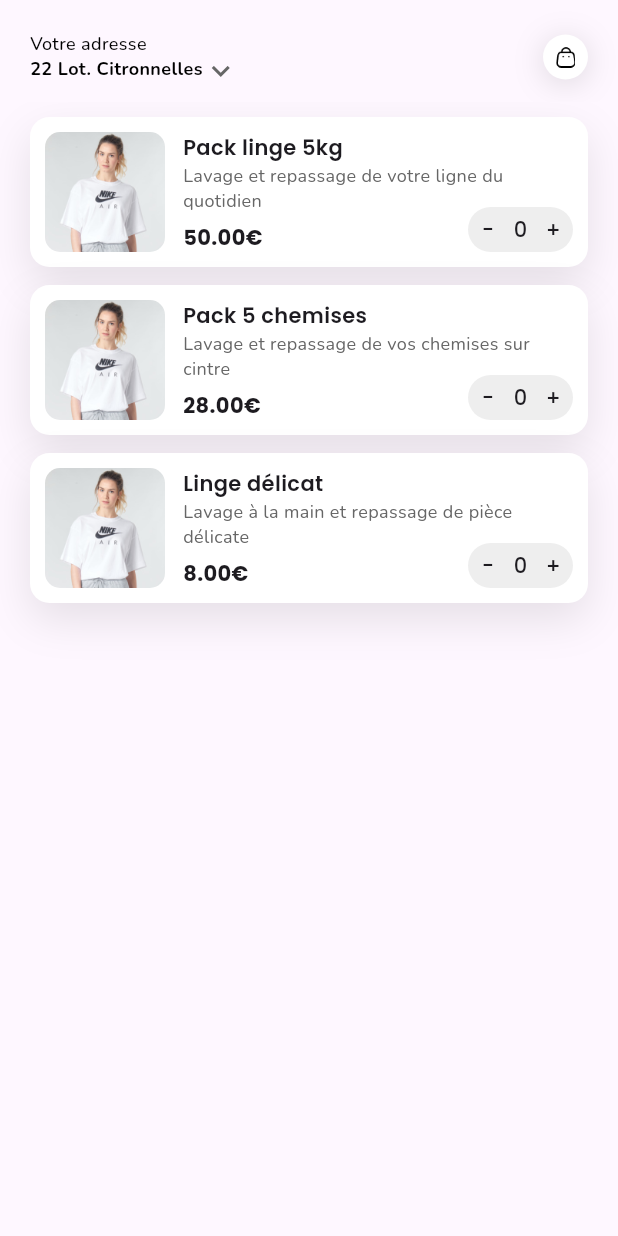
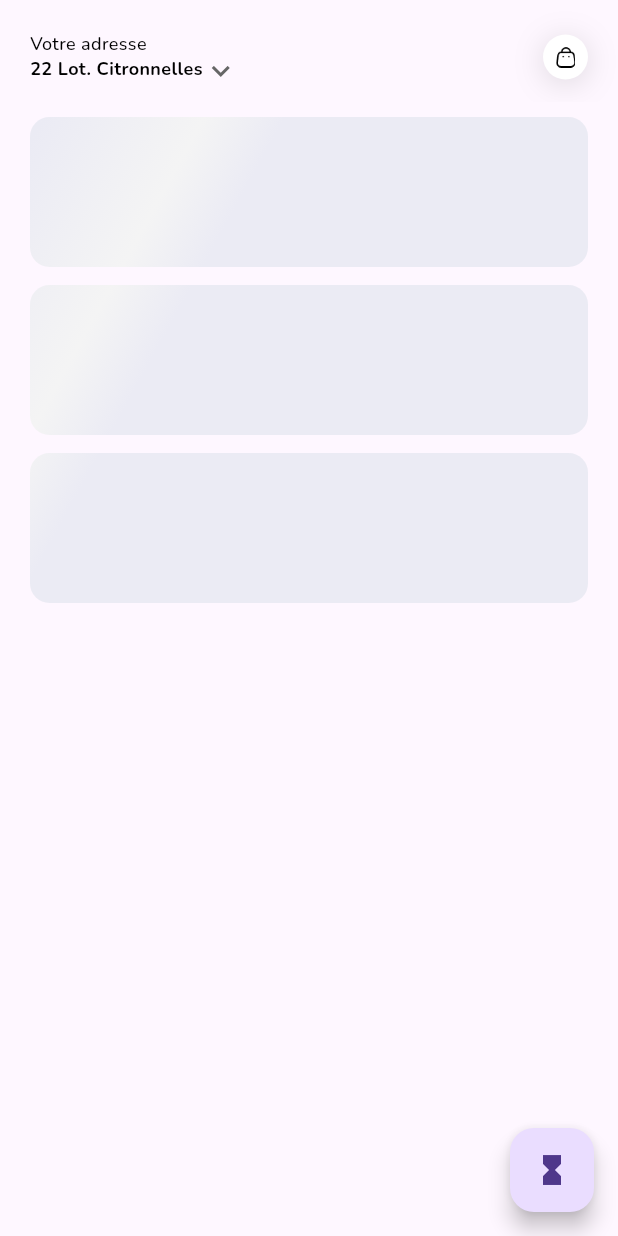
Before and after one commit to bdeguigne/RepassAnou, a Flutter app: the screen it shows once a user with an empty profile is signed in, on a phone screen of 412 x 824 dp. Run offline on Flutter 3.47's test engine with Material 2 defaults, Android fonts, the phone set to English and light mode, and no system bars; our stand-ins replace auto_route, bot_toast, dartz, flutter_dotenv, freezed_annotation, hooks_riverpod and 2 more; accounts and stored records are empty.

Commit message:
article card animation

```diff
--- a/app/lib/presentation/home_screen.dart
+++ b/app/lib/presentation/home_screen.dart
@@ -2,6 +2,7 @@ import 'package:auto_route/auto_route.dart';
 import 'package:flutter/material.dart';
 import 'package:hooks_riverpod/hooks_riverpod.dart';
 import 'package:repasse_anou/controllers/user_controller.dart';
+import 'package:repasse_anou/presentation/home_screen_view_model.dart';
 import 'package:repasse_anou/presentation/widgets/article_card.dart';
 import 'package:repasse_anou/presentation/widgets/layouts.dart';
 
@@ -12,33 +13,44 @@ class HomeScreen extends ConsumerWidget {
   @override
   Widget build(BuildContext context, WidgetRef ref) {
     UserController userController = ref.read(userControllerProvider.notifier);
+    HomeScreenViewModel model = ref.read(homeScreenViewModelProvider.notifier);
+    HomeScreenModelState modelState = ref.watch(homeScreenViewModelProvider);
 
-    return const AppLayout(
-      customAppBar: LoggedAppBar(),
+    return AppLayout(
+      customAppBar: const LoggedAppBar(),
+      fabContent: modelState.toggleLoading
+          ? const Icon(Icons.hourglass_full)
+          : const Icon(Icons.hourglass_bottom),
+      onFabPressed: () {
+        model.toggleLoading();
+      },
       child: Padding(
-        padding: EdgeInsets.symmetric(horizontal: 20.0, vertical: 10),
+        padding: const EdgeInsets.symmetric(horizontal: 20.0, vertical: 10),
         child: Column(
           children: [
             ArticleCard(
               title: 'Pack linge 5kg',
               description: 'Lavage et repassage de votre ligne du quotidien',
               price: '50.00',
+              isLoading: modelState.toggleLoading,
             ),
-            SizedBox(
+            const SizedBox(
               height: 12,
             ),
             ArticleCard(
               title: 'Pack 5 chemises',
               description: 'Lavage et repassage de vos chemises sur cintre',
               price: '28.00',
+              isLoading: modelState.toggleLoading,
             ),
-            SizedBox(
+            const SizedBox(
               height: 12,
             ),
             ArticleCard(
               title: 'Linge délicat',
               description: 'Lavage à la main et repassage de pièce délicate',
               price: '8.00',
+              isLoading: modelState.toggleLoading,
             ),
             // ElevatedButton(
             //   onPressed: () => userController.signOut(),
--- /dev/null
+++ b/app/lib/presentation/home_screen_view_model.dart
@@ -0,0 +1,31 @@
+// ignore_for_file: public_member_api_docs, sort_constructors_first
+import 'package:hooks_riverpod/hooks_riverpod.dart';
+
+class HomeScreenModelState {
+  HomeScreenModelState({
+    this.toggleLoading = true,
+  });
+
+  final bool toggleLoading;
+
+  HomeScreenModelState copyWith({
+    bool? toggleLoading,
+  }) {
+    return HomeScreenModelState(
+      toggleLoading: toggleLoading ?? this.toggleLoading,
+    );
+  }
+}
+
+class HomeScreenViewModel extends StateNotifier<HomeScreenModelState> {
+  HomeScreenViewModel() : super(HomeScreenModelState());
+
+  void toggleLoading() {
+    state = state.copyWith(toggleLoading: !state.toggleLoading);
+  }
+}
+
+final homeScreenViewModelProvider =
+    StateNotifierProvider<HomeScreenViewModel, HomeScreenModelState>(
+  (ref) => HomeScreenViewModel(),
+);
--- a/app/lib/presentation/widgets/article_card.dart
+++ b/app/lib/presentation/widgets/article_card.dart
@@ -1,22 +1,98 @@
 import 'package:flutter/material.dart';
 import 'package:repasse_anou/presentation/design_system/theme.dart';
 import 'package:repasse_anou/presentation/widgets/quantity_button.dart';
+import 'package:repasse_anou/presentation/widgets/shimmer_loading.dart';
 
-class ArticleCard extends StatelessWidget {
-  const ArticleCard(
-      {required this.title,
-      required this.description,
-      required this.price,
-      super.key,
-      this.onQuantityChanged});
+class ArticleCard extends StatefulWidget {
+  const ArticleCard({
+    required this.title,
+    required this.description,
+    required this.price,
+    this.isLoading = true,
+    super.key,
+    this.onQuantityChanged,
+  });
 
   final String title;
   final String description;
   final String price;
   final void Function(int quantity)? onQuantityChanged;
+  final bool isLoading;
 
   @override
-  Widget build(BuildContext context) {
+  _ArticleCardState createState() => _ArticleCardState();
+}
+
+class _ArticleCardState extends State<ArticleCard>
+    with SingleTickerProviderStateMixin {
+  late AnimationController _controller;
+  late Animation<double> _opacityAnimation;
+  late bool _showLoading;
+
+  @override
+  void initState() {
+    super.initState();
+    _showLoading = widget.isLoading;
+    _controller = AnimationController(
+      vsync: this,
+      duration: const Duration(milliseconds: 450),
+    );
+    _opacityAnimation = Tween<double>(begin: 0, end: 1).animate(
+      CurvedAnimation(
+        parent: _controller,
+        curve: Curves.easeInOut,
+      ),
+    );
+    if (!widget.isLoading) {
+      _controller.forward();
+    }
+
+    _controller.addStatusListener((status) {
+      if (status == AnimationStatus.completed) {
+        setState(() {
+          _showLoading = false;
+        });
+      }
+    });
+  }
+
+  @override
+  void didUpdateWidget(covariant ArticleCard oldWidget) {
+    super.didUpdateWidget(oldWidget);
+    if (widget.isLoading != oldWidget.isLoading) {
+      if (widget.isLoading) {
+        _showLoading = true;
+        _controller.reverse();
+      } else {
+        // _showLoading = false;
+        _controller.forward();
+      }
+    }
+  }
+
+  @override
+  void dispose() {
+    _controller.dispose();
+    super.dispose();
+  }
+
+  Widget showLoading() {
+    return ShimmerLoading(
+      isLoading: true,
+      child: Container(
+        width: double.infinity,
+        height: 100,
+        decoration: ShapeDecoration(
+          color: Colors.black,
+          shape: RoundedRectangleBorder(
+            borderRadius: BorderRadius.circular(13),
+          ),
+        ),
+      ),
+    );
+  }
+
+  Widget showCard() {
     return Container(
       width: double.infinity,
       height: 100,
@@ -62,10 +138,10 @@ class ArticleCard extends StatelessWidget {
                   child: Column(
                     crossAxisAlignment: CrossAxisAlignment.start,
                     children: [
-                      Text(title).headlineSmall,
-                      Text(description).labelMedium,
+                      Text(widget.title).headlineSmall,
+                      Text(widget.description).labelMedium,
                       const Spacer(),
-                      Text('$price€').headlineMedium,
+                      Text('${widget.price}€').headlineMedium,
                     ],
                   ),
                 ),
@@ -74,7 +150,7 @@ class ArticleCard extends StatelessWidget {
             Align(
               alignment: Alignment.bottomRight,
               child: QuantityButton(
-                onQuantityChanged: onQuantityChanged,
+                onQuantityChanged: widget.onQuantityChanged,
               ),
             ),
           ],
@@ -82,4 +158,17 @@ class ArticleCard extends StatelessWidget {
       ),
     );
   }
+
+  @override
+  Widget build(BuildContext context) {
+    return Stack(
+      children: [
+        if (_showLoading) showLoading(),
+        FadeTransition(
+          opacity: _opacityAnimation,
+          child: showCard(),
+        ),
+      ],
+    );
+  }
 }
--- a/app/lib/presentation/widgets/layouts.dart
+++ b/app/lib/presentation/widgets/layouts.dart
@@ -1,6 +1,8 @@
 import 'package:flutter/material.dart';
 
 import 'package:repasse_anou/presentation/design_system/theme.dart';
+import 'package:repasse_anou/presentation/widgets/shimmer.dart';
+import 'package:repasse_anou/presentation/widgets/shimmer_loading.dart';
 
 class AppAppBar extends StatelessWidget implements PreferredSizeWidget {
   const AppAppBar({
@@ -134,6 +136,8 @@ class AppLayout extends StatelessWidget {
     this.leading,
     this.isLoading = false,
     this.customAppBar,
+    this.fabContent,
+    this.onFabPressed,
   });
 
   final String? title;
@@ -142,6 +146,8 @@ class AppLayout extends StatelessWidget {
   final VoidCallback? onNavigateBack;
   final Widget? leading;
   final bool isLoading;
+  final Widget? fabContent;
+  final VoidCallback? onFabPressed;
 
   @override
   Widget build(BuildContext context) {
@@ -153,7 +159,15 @@ class AppLayout extends StatelessWidget {
                   title: title,
                 )
               : null),
+      floatingActionButton: onFabPressed != null && fabContent != null
+          ? FloatingActionButton(
+              onPressed: onFabPressed,
+              child: fabContent,
+            )
+          : null,
       body: SafeArea(
+        child: Shimmer(
+          linearGradient: shimmerGradient,
           child: Stack(
             children: [
               IgnorePointer(
@@ -170,6 +184,7 @@ class AppLayout extends StatelessWidget {
                 ),
               ],
             ],
+          ),
         ),
       ),
     );
--- /dev/null
+++ b/app/lib/presentation/widgets/shimmer.dart
@@ -0,0 +1,79 @@
+import 'package:flutter/widgets.dart';
+
+class _SlidingGradientTransform extends GradientTransform {
+  const _SlidingGradientTransform({
+    required this.slidePercent,
+  });
+
+  final double slidePercent;
+
+  @override
+  Matrix4? transform(Rect bounds, {TextDirection? textDirection}) {
+    return Matrix4.translationValues(bounds.width * slidePercent, 0.0, 0.0);
+  }
+}
+
+class Shimmer extends StatefulWidget {
+  static ShimmerState? of(BuildContext context) {
+    return context.findAncestorStateOfType<ShimmerState>();
+  }
+
+  const Shimmer({
+    required this.linearGradient,
+    super.key,
+    this.child,
+  });
+
+  final LinearGradient linearGradient;
+  final Widget? child;
+
+  @override
+  ShimmerState createState() => ShimmerState();
+}
+
+class ShimmerState extends State<Shimmer> with SingleTickerProviderStateMixin {
+  late AnimationController _shimmerController;
+
+  Listenable get shimmerChanges => _shimmerController;
+
+  Gradient get gradient => LinearGradient(
+        colors: widget.linearGradient.colors,
+        stops: widget.linearGradient.stops,
+        begin: widget.linearGradient.begin,
+        end: widget.linearGradient.end,
+        transform:
+            _SlidingGradientTransform(slidePercent: _shimmerController.value),
+      );
+
+  bool get isSized =>
+      (context.findRenderObject() as RenderBox?)?.hasSize ?? false;
+
+  Size get size => (context.findRenderObject() as RenderBox).size;
+
+  @override
+  void initState() {
+    super.initState();
+
+    _shimmerController = AnimationController.unbounded(vsync: this)
+      ..repeat(min: -0.5, max: 1.5, period: const Duration(milliseconds: 1000));
+  }
+
+  @override
+  void dispose() {
+    _shimmerController.dispose();
+    super.dispose();
+  }
+
+  Offset getDescendantOffset({
+    required RenderBox descendant,
+    Offset offset = Offset.zero,
+  }) {
+    final shimmerBox = context.findRenderObject() as RenderBox;
+    return descendant.localToGlobal(offset, ancestor: shimmerBox);
+  }
+
+  @override
+  Widget build(BuildContext context) {
+    return widget.child ?? const SizedBox();
+  }
+}
--- /dev/null
+++ b/app/lib/presentation/widgets/shimmer_loading.dart
@@ -0,0 +1,100 @@
+import 'package:flutter/material.dart';
+import 'package:repasse_anou/presentation/widgets/shimmer.dart';
+
+const shimmerGradient = LinearGradient(
+  colors: [
+    Color(0xFFEBEBF4),
+    Color(0xFFF4F4F4),
+    Color(0xFFEBEBF4),
+  ],
+  stops: [
+    0.1,
+    0.3,
+    0.4,
+  ],
+  begin: Alignment(-1.0, -0.3),
+  end: Alignment(1.0, 0.3),
+  tileMode: TileMode.clamp,
+);
+
+class ShimmerLoading extends StatefulWidget {
+  const ShimmerLoading({
+    super.key,
+    this.child,
+    this.isLoading = false,
+  });
+
+  final bool isLoading;
+  final Widget? child;
+
+  @override
+  State<ShimmerLoading> createState() => _ShimmerLoadingState();
+}
+
+class _ShimmerLoadingState extends State<ShimmerLoading> {
+  Listenable? _shimmerChanges;
+
+  @override
+  void didChangeDependencies() {
+    super.didChangeDependencies();
+    if (_shimmerChanges != null) {
+      _shimmerChanges!.removeListener(_onShimmerChange);
+    }
+    _shimmerChanges = Shimmer.of(context)?.shimmerChanges;
+    if (_shimmerChanges != null) {
+      _shimmerChanges!.addListener(_onShimmerChange);
+    }
+  }
+
+  @override
+  void dispose() {
+    _shimmerChanges?.removeListener(_onShimmerChange);
+    super.dispose();
+  }
+
+  void _onShimmerChange() {
+    if (widget.isLoading) {
+      setState(() {
+        // update the shimmer painting.
+      });
+    }
+  }
+
+  @override
+  Widget build(BuildContext context) {
+    if (!widget.isLoading) {
+      return widget.child!;
+    }
+
+    // Collect ancestor shimmer information.
+    final shimmer = Shimmer.of(context)!;
+    if (!shimmer.isSized) {
+      // The ancestor Shimmer widget isn't laid
+      // out yet. Return an empty box.
+      return const SizedBox();
+    }
+    final shimmerSize = shimmer.size;
+    final gradient = shimmer.gradient;
+    Offset offsetWithinShimmer = Offset.zero;
+    if (context.findRenderObject() != null) {
+      offsetWithinShimmer = shimmer.getDescendantOffset(
+        descendant: context.findRenderObject() as RenderBox,
+      );
+    }
+
+    return ShaderMask(
+      blendMode: BlendMode.srcATop,
+      shaderCallback: (bounds) {
+        return gradient.createShader(
+          Rect.fromLTWH(
+            -offsetWithinShimmer.dx,
+            -offsetWithinShimmer.dy,
+            shimmerSize.width,
+            shimmerSize.height,
+          ),
+        );
+      },
+      child: widget.child,
+    );
+  }
+}
```
Also changed, not shown: app/lib/presentation/widgets/article_card copy.dart (added, +95 -0 lines). Lines whose indentation alone changed are shown as unchanged.
